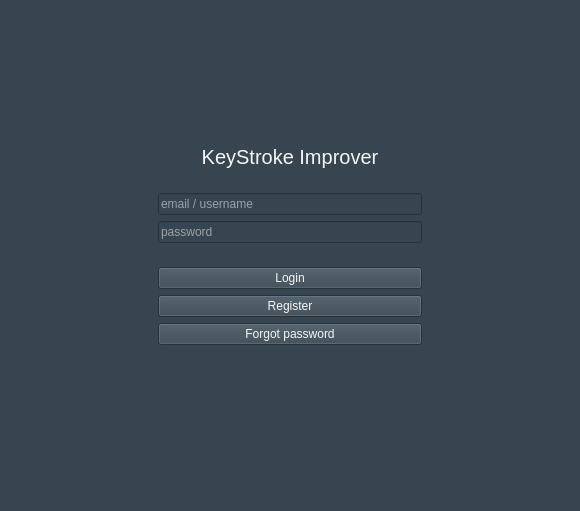
The window that login.ui (Prakash5209/typing_tutor) describes before a commit, drawn with Qt 5.
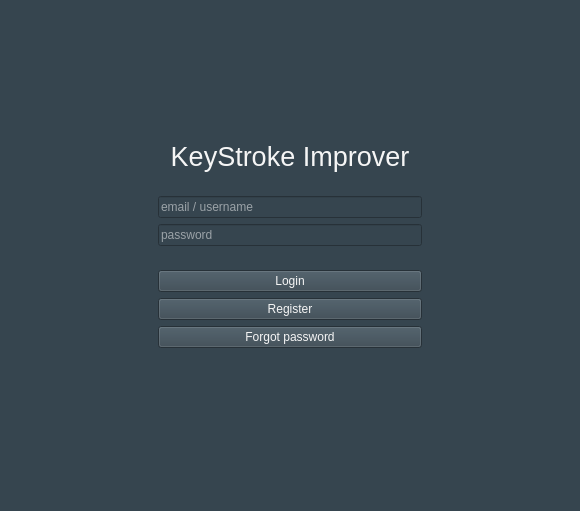
The same window after the commit.

The edit to the form file:
```diff
--- a/login.ui
+++ b/login.ui
@@ -97,7 +97,7 @@
             <property name="font">
              <font>
               <family>Ubuntu</family>
-              <pointsize>15</pointsize>
+              <pointsize>20</pointsize>
               <weight>50</weight>
               <italic>false</italic>
               <bold>false</bold>
```
Left out of the diff: 2 changed lines with no effect on the pictures.
